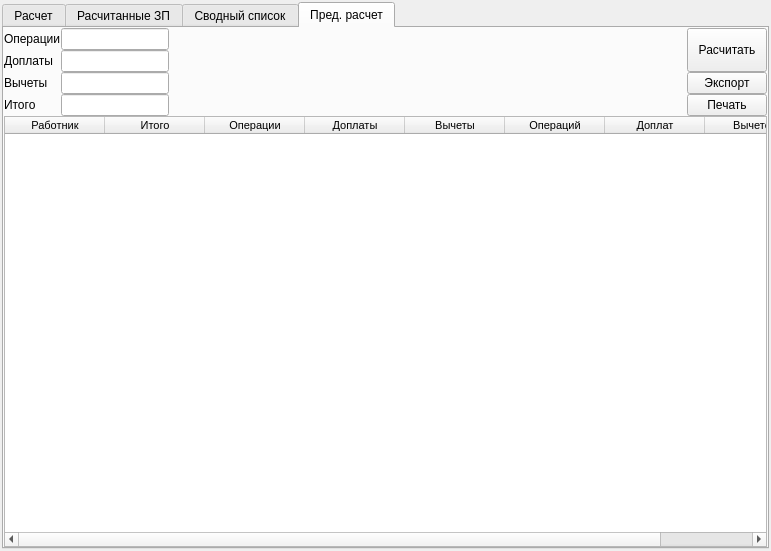
Old version of the form ui/salary_work.ui in the repository Meller008/CRM-Avi.
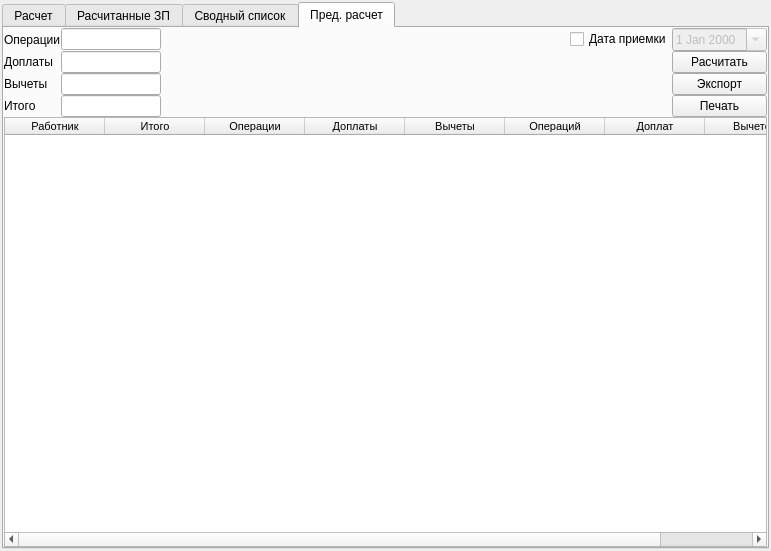
New version of the form. The open tabs and pages were chosen to show the change.

Commit message: Работа - Поправлен предварительный расчет!

```diff
--- a/ui/salary_work.ui
+++ b/ui/salary_work.ui
@@ -556,38 +556,11 @@
         <number>0</number>
        </property>
        <item row="0" column="0">
-        <layout class="QGridLayout" name="gridLayout_7" columnstretch="0,0,1,0">
-         <item row="2" column="1">
-          <widget class="QLineEdit" name="le_all_minus_2">
-           <property name="readOnly">
-            <bool>true</bool>
-           </property>
-          </widget>
-         </item>
-         <item row="3" column="1">
-          <widget class="QLineEdit" name="le_all_sum_2">
-           <property name="readOnly">
-            <bool>true</bool>
-           </property>
-          </widget>
-         </item>
-         <item row="1" column="0">
-          <widget class="QLabel" name="label_13">
+        <layout class="QGridLayout" name="gridLayout_7" columnstretch="1,5,30,0,0">
+         <item row="2" column="4">
+          <widget class="QPushButton" name="pushButton_10">
            <property name="text">
-            <string>Доплаты</string>
-           </property>
-          </widget>
-         </item>
-         <item row="0" column="1">
-          <widget class="QLineEdit" name="le_all_operation_2">
-           <property name="minimumSize">
-            <size>
-             <width>100</width>
-             <height>0</height>
-            </size>
-           </property>
-           <property name="readOnly">
-            <bool>true</bool>
+            <string>Экспорт</string>
            </property>
           </widget>
          </item>
@@ -598,27 +571,6 @@
            </property>
           </widget>
          </item>
-         <item row="1" column="1">
-          <widget class="QLineEdit" name="le_all_plus_2">
-           <property name="readOnly">
-            <bool>true</bool>
-           </property>
-          </widget>
-         </item>
-         <item row="2" column="0">
-          <widget class="QLabel" name="label_16">
-           <property name="text">
-            <string>Вычеты</string>
-           </property>
-          </widget>
-         </item>
-         <item row="3" column="0">
-          <widget class="QLabel" name="label_14">
-           <property name="text">
-            <string>Итого</string>
-           </property>
-          </widget>
-         </item>
          <item row="0" column="2">
           <spacer name="horizontalSpacer_5">
            <property name="orientation">
@@ -632,14 +584,35 @@
            </property>
           </spacer>
          </item>
-         <item row="2" column="3">
-          <widget class="QPushButton" name="pushButton_10">
+         <item row="3" column="4">
+          <widget class="QPushButton" name="pushButton_8">
            <property name="text">
-            <string>Экспорт</string>
+            <string>Печать</string>
            </property>
           </widget>
          </item>
-         <item row="0" column="3" rowspan="2">
+         <item row="3" column="0">
+          <widget class="QLabel" name="label_14">
+           <property name="text">
+            <string>Итого</string>
+           </property>
+          </widget>
+         </item>
+         <item row="1" column="1">
+          <widget class="QLineEdit" name="le_all_plus_2">
+           <property name="readOnly">
+            <bool>true</bool>
+           </property>
+          </widget>
+         </item>
+         <item row="2" column="0">
+          <widget class="QLabel" name="label_16">
+           <property name="text">
+            <string>Вычеты</string>
+           </property>
+          </widget>
+         </item>
+         <item row="1" column="4">
           <widget class="QPushButton" name="pushButton_9">
            <property name="sizePolicy">
             <sizepolicy hsizetype="Minimum" vsizetype="Minimum">
@@ -652,10 +625,54 @@
            </property>
           </widget>
          </item>
-         <item row="3" column="3">
-          <widget class="QPushButton" name="pushButton_8">
+         <item row="0" column="4">
+          <widget class="QDateEdit" name="de_date_make">
+           <property name="enabled">
+            <bool>false</bool>
+           </property>
+           <property name="calendarPopup">
+            <bool>true</bool>
+           </property>
+          </widget>
+         </item>
+         <item row="0" column="3">
+          <widget class="QCheckBox" name="cb_date_make">
            <property name="text">
-            <string>Печать</string>
+            <string>Дата приемки</string>
+           </property>
+          </widget>
+         </item>
+         <item row="2" column="1">
+          <widget class="QLineEdit" name="le_all_minus_2">
+           <property name="readOnly">
+            <bool>true</bool>
+           </property>
+          </widget>
+         </item>
+         <item row="3" column="1">
+          <widget class="QLineEdit" name="le_all_sum_2">
+           <property name="readOnly">
+            <bool>true</bool>
+           </property>
+          </widget>
+         </item>
+         <item row="1" column="0">
+          <widget class="QLabel" name="label_13">
+           <property name="text">
+            <string>Доплаты</string>
+           </property>
+          </widget>
+         </item>
+         <item row="0" column="1">
+          <widget class="QLineEdit" name="le_all_operation_2">
+           <property name="minimumSize">
+            <size>
+             <width>100</width>
+             <height>0</height>
+            </size>
+           </property>
+           <property name="readOnly">
+            <bool>true</bool>
            </property>
           </widget>
          </item>
```
Left out of the diff: 24 changed lines with no effect on the pictures. The commit also changes 1 other file.
